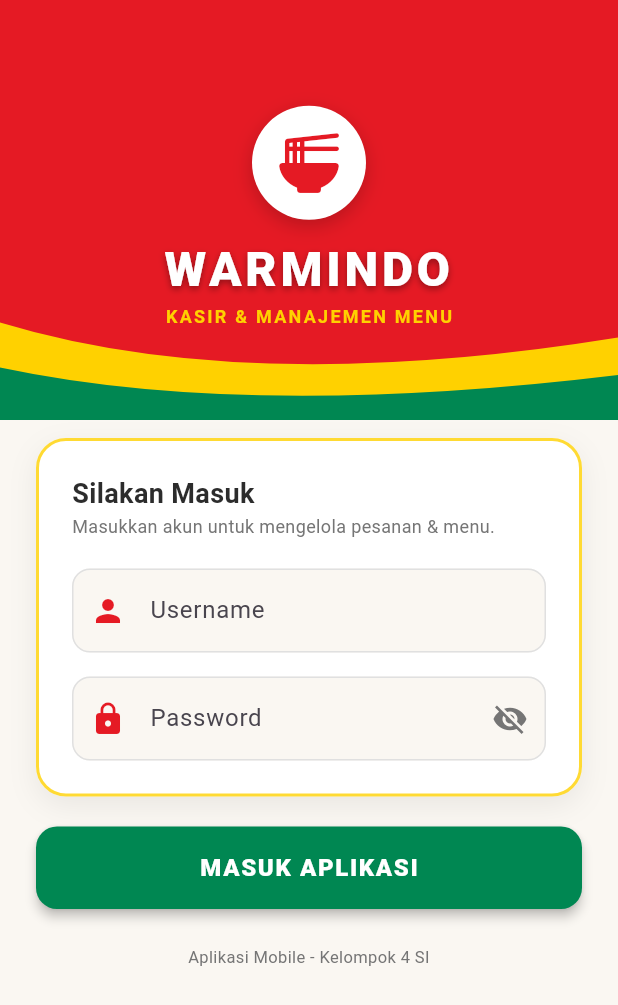
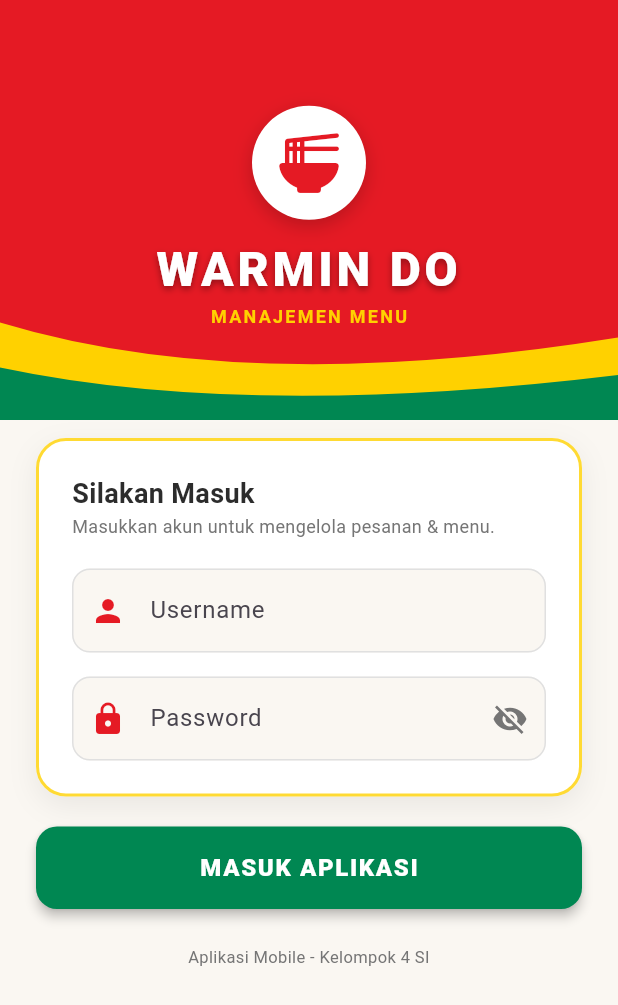
Before and after one commit to kakyoindonut321/aplikasi_kalkulator_tugas2, a Flutter app: the screen it shows after launch, on a phone screen of 412 x 824 dp. Shown: the top 1005 px of the screen. Run offline on Flutter 3.47's test engine with Material 3 defaults, Android fonts, the phone set to English and light mode, and no system bars; our stand-ins replace shared_preferences, sqflite; accounts and stored records are empty.

Commit message:
edit title dikit

```diff
--- a/lib/main.dart
+++ b/lib/main.dart
@@ -24,7 +24,7 @@ class MyApp extends StatelessWidget {
   @override
   Widget build(BuildContext context) {
     return MaterialApp(
-      title: 'Aplikasi Warmindo',
+      title: 'Warmin Do',
       theme: ThemeData(
         colorScheme: ColorScheme.fromSeed(seedColor: Colors.deepPurple),
         useMaterial3: true,
--- a/lib/screens/login_screen.dart
+++ b/lib/screens/login_screen.dart
@@ -68,7 +68,7 @@ class _LoginScreenState extends State<LoginScreen> {
 
                       // Title WARMINDO (Sangat kontras di atas Merah)
                       const Text(
-                        'WARMINDO',
+                        'WARMIN DO',
                         textAlign: TextAlign.center,
                         style: TextStyle(
                           color: Colors.white,
@@ -85,7 +85,7 @@ class _LoginScreenState extends State<LoginScreen> {
                         ),
                       ),
                       const Text(
-                        'KASIR & MANAJEMEN MENU',
+                        'MANAJEMEN MENU',
                         style: TextStyle(
                           color: warmindoYellow,
                           fontSize: 12,
```
Also changed, not shown: 1 other file.
